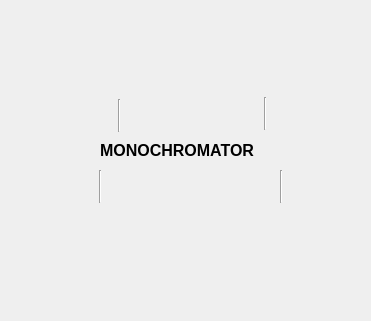
pcdshub/lcls-pydm-vacuum, file templates/monochromator.ui: the form before one commit.
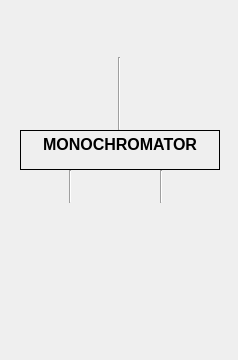
The form after the commit. Custom widgets are drawn as their Qt base class.

Commit message: STY: makes mono template up to new style. uses gauge template

What changed in the file:
```diff
--- a/templates/monochromator.ui
+++ b/templates/monochromator.ui
@@ -6,140 +6,140 @@
    <rect>
     <x>0</x>
     <y>0</y>
-    <width>371</width>
-    <height>321</height>
+    <width>238</width>
+    <height>360</height>
    </rect>
   </property>
   <property name="windowTitle">
    <string>Form</string>
   </property>
-  <widget class="RoughGauge" name="RoughGauge">
+  <widget class="Line" name="line">
    <property name="geometry">
     <rect>
-     <x>230</x>
-     <y>30</y>
-     <width>70</width>
-     <height>71</height>
+     <x>118</x>
+     <y>57</y>
+     <width>3</width>
+     <height>73</height>
     </rect>
    </property>
-   <property name="toolTip">
-    <string/>
+   <property name="orientation">
+    <enum>Qt::Vertical</enum>
    </property>
-   <property name="controlsLocation" stdset="0">
-    <enum>PCDSSymbolBase::Top</enum>
+  </widget>
+  <widget class="Line" name="line_3">
+   <property name="geometry">
+    <rect>
+     <x>69</x>
+     <y>170</y>
+     <width>3</width>
+     <height>33</height>
+    </rect>
    </property>
-   <property name="channelsPrefix" stdset="0">
-    <string>ca://${GPI}</string>
+   <property name="orientation">
+    <enum>Qt::Vertical</enum>
    </property>
   </widget>
+  <widget class="Line" name="line_4">
+   <property name="geometry">
+    <rect>
+     <x>160</x>
+     <y>170</y>
+     <width>3</width>
+     <height>33</height>
+    </rect>
+   </property>
+   <property name="orientation">
+    <enum>Qt::Vertical</enum>
+   </property>
+  </widget>
+  <widget class="QFrame" name="frame">
+   <property name="geometry">
+    <rect>
+     <x>0</x>
+     <y>-12</y>
+     <width>191</width>
+     <height>141</height>
+    </rect>
+   </property>
+   <property name="frameShape">
+    <enum>QFrame::NoFrame</enum>
+   </property>
+   <property name="frameShadow">
+    <enum>QFrame::Raised</enum>
+   </property>
+   <property name="lineWidth">
+    <number>0</number>
+   </property>
+   <widget class="PyDMEmbeddedDisplay" name="PyDMEmbeddedDisplay_11">
+    <property name="geometry">
+     <rect>
+      <x>0</x>
+      <y>0</y>
+      <width>200</width>
+      <height>140</height>
+     </rect>
+    </property>
+    <property name="toolTip">
+     <string/>
+    </property>
+    <property name="lineWidth">
+     <number>0</number>
+    </property>
+    <property name="macros" stdset="0">
+     <string/>
+    </property>
+    <property name="filename" stdset="0">
+     <string>vacuumscreens/templates/GCC_GPI.ui</string>
+    </property>
+   </widget>
+  </widget>
   <widget class="IonPump" name="IonPump">
    <property name="geometry">
     <rect>
-     <x>10</x>
-     <y>202</y>
-     <width>180</width>
-     <height>99</height>
+     <x>130</x>
+     <y>200</y>
+     <width>60</width>
+     <height>150</height>
     </rect>
    </property>
    <property name="toolTip">
     <string/>
    </property>
    <property name="channelsPrefix" stdset="0">
-    <string>ca://${PIP1}</string>
+    <string>ca://${PIP}</string>
    </property>
+   <property name="controlButtonHorizontal" stdset="0">
+    <bool>false</bool>
+   </property>
   </widget>
-  <widget class="ColdCathodeGauge" name="ColdCathodeGauge">
+  <widget class="IonPump" name="IonPump_2">
    <property name="geometry">
     <rect>
-     <x>30</x>
-     <y>0</y>
-     <width>180</width>
-     <height>99</height>
+     <x>40</x>
+     <y>200</y>
+     <width>60</width>
+     <height>150</height>
     </rect>
    </property>
    <property name="toolTip">
     <string/>
    </property>
-   <property name="controlsLocation" stdset="0">
-    <enum>PCDSSymbolBase::Top</enum>
-   </property>
    <property name="channelsPrefix" stdset="0">
-    <string>ca://${GCC}</string>
+    <string>ca://${PIP}</string>
    </property>
+   <property name="controlButtonHorizontal" stdset="0">
+    <bool>false</bool>
+   </property>
   </widget>
-  <widget class="PyDMDrawingRectangle" name="PyDMDrawingRectangle">
+  <widget class="QLabel" name="ND1H">
    <property name="geometry">
     <rect>
-     <x>90</x>
+     <x>20</x>
      <y>130</y>
      <width>200</width>
      <height>40</height>
     </rect>
    </property>
-   <property name="toolTip">
-    <string/>
-   </property>
-   <property name="brush" stdset="0">
-    <brush brushstyle="NoBrush">
-     <color alpha="255">
-      <red>0</red>
-      <green>0</green>
-      <blue>0</blue>
-     </color>
-    </brush>
-   </property>
-   <property name="penStyle" stdset="0">
-    <enum>Qt::SolidLine</enum>
-   </property>
-  </widget>
-  <widget class="Line" name="line">
-   <property name="geometry">
-    <rect>
-     <x>118</x>
-     <y>99</y>
-     <width>3</width>
-     <height>33</height>
-    </rect>
-   </property>
-   <property name="orientation">
-    <enum>Qt::Vertical</enum>
-   </property>
-  </widget>
-  <widget class="Line" name="line_2">
-   <property name="geometry">
-    <rect>
-     <x>264</x>
-     <y>97</y>
-     <width>3</width>
-     <height>33</height>
-    </rect>
-   </property>
-   <property name="orientation">
-    <enum>Qt::Vertical</enum>
-   </property>
-  </widget>
-  <widget class="Line" name="line_3">
-   <property name="geometry">
-    <rect>
-     <x>99</x>
-     <y>170</y>
-     <width>3</width>
-     <height>33</height>
-    </rect>
-   </property>
-   <property name="orientation">
-    <enum>Qt::Vertical</enum>
-   </property>
-  </widget>
-  <widget class="PyDMLabel" name="PyDMLabel_5">
-   <property name="geometry">
-    <rect>
-     <x>100</x>
-     <y>140</y>
-     <width>281</width>
-     <height>21</height>
-    </rect>
-   </property>
    <property name="font">
     <font>
      <pointsize>12</pointsize>
@@ -147,53 +147,28 @@
      <bold>true</bold>
     </font>
    </property>
-   <property name="toolTip">
-    <string/>
+   <property name="autoFillBackground">
+    <bool>true</bool>
+   </property>
+   <property name="frameShape">
+    <enum>QFrame::Box</enum>
+   </property>
+   <property name="frameShadow">
+    <enum>QFrame::Plain</enum>
    </property>
    <property name="text">
     <string>MONOCHROMATOR</string>
    </property>
-  </widget>
-  <widget class="IonPump" name="IonPump_2">
-   <property name="geometry">
-    <rect>
-     <x>191</x>
-     <y>202</y>
-     <width>180</width>
-     <height>99</height>
-    </rect>
-   </property>
-   <property name="toolTip">
-    <string/>
-   </property>
-   <property name="channelsPrefix" stdset="0">
-    <string>ca://${PIP2}</string>
-   </property>
-  </widget>
-  <widget class="Line" name="line_4">
-   <property name="geometry">
-    <rect>
-     <x>280</x>
-     <y>170</y>
-     <width>3</width>
-     <height>33</height>
-    </rect>
-   </property>
-   <property name="orientation">
-    <enum>Qt::Vertical</enum>
+   <property name="alignment">
+    <set>Qt::AlignHCenter|Qt::AlignTop</set>
    </property>
   </widget>
  </widget>
  <customwidgets>
   <customwidget>
-   <class>PyDMLabel</class>
-   <extends>QLabel</extends>
-   <header>pydm.widgets.label</header>
-  </customwidget>
-  <customwidget>
-   <class>PyDMDrawingRectangle</class>
-   <extends>QWidget</extends>
-   <header>pydm.widgets.drawing</header>
+   <class>PyDMEmbeddedDisplay</class>
+   <extends>QFrame</extends>
+   <header>pydm.widgets.embedded_display</header>
   </customwidget>
   <customwidget>
    <class>PCDSSymbolBase</class>
@@ -205,16 +180,6 @@
    <extends>PCDSSymbolBase</extends>
    <header>pcdswidgets.vacuum.pumps</header>
   </customwidget>
-  <customwidget>
-   <class>RoughGauge</class>
-   <extends>PCDSSymbolBase</extends>
-   <header>pcdswidgets.vacuum.gauges</header>
-  </customwidget>
-  <customwidget>
-   <class>ColdCathodeGauge</class>
-   <extends>PCDSSymbolBase</extends>
-   <header>pcdswidgets.vacuum.gauges</header>
-  </customwidget>
  </customwidgets>
  <resources/>
  <connections/>
```
